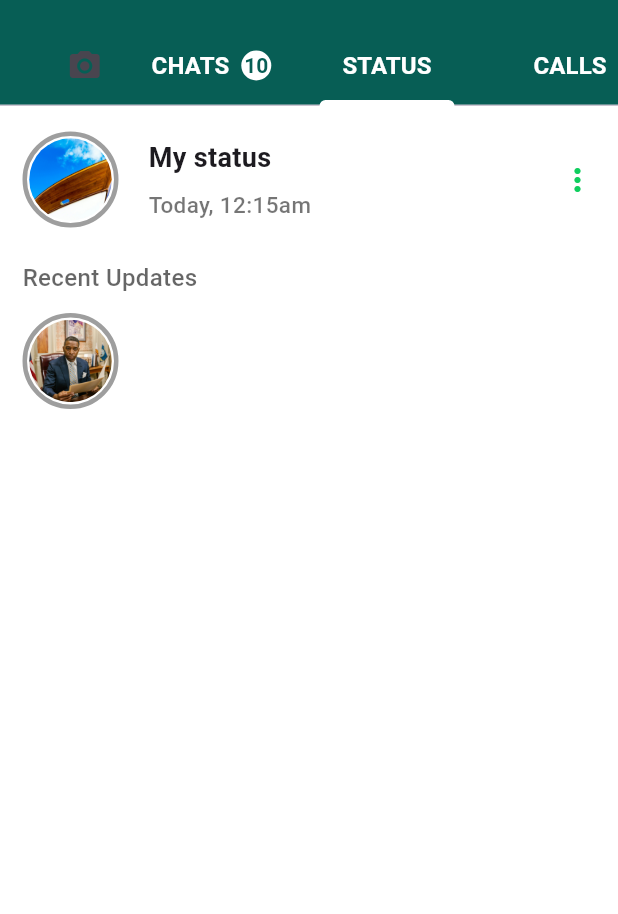
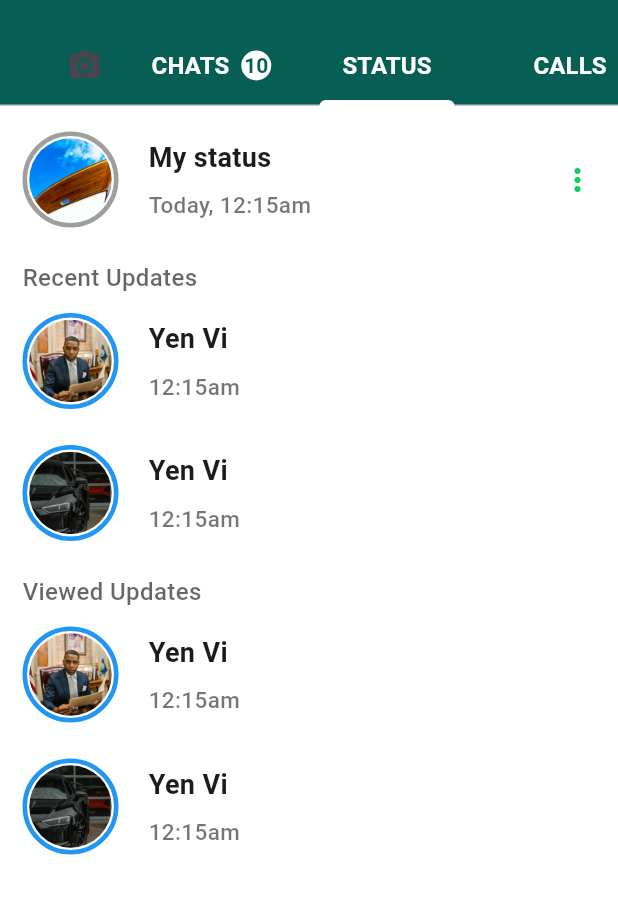
Before and after one commit to QDuyPhan/whatsapp_clone, a Flutter app: the screen it shows after launch, tab 2 chosen, on a phone screen of 412 x 824 dp, the part 74-988 px from its top. Run offline on Flutter 3.47's test engine with Material 3 defaults, Android fonts, the phone set to English and light mode, and no system bars.

Commit message:
feat: Add CallsWidget and update HomePage and StatusWidget
- Added a new CallsWidget to display call history.
- Updated the HomePage to include the CallsWidget.
- Updated the StatusWidget to display status updates with user profiles and timestamps.
- Added new status images to the assets.

```diff
--- a/lib/pages/HomePage.dart
+++ b/lib/pages/HomePage.dart
@@ -1,4 +1,5 @@
 import 'package:flutter/material.dart';
+import 'package:whatsapp_clone/widgets/CallsWidget.dart';
 import 'package:whatsapp_clone/widgets/ChatsWidget.dart';
 
 import '../widgets/StatusWidget.dart';
@@ -161,7 +162,7 @@ class HomePage extends StatelessWidget {
                   Container(color: Colors.black),
                   ChatsWidget(),
                   StatusWidget(),
-                  Container(color: Colors.black),
+                  CallsWidget(),
                 ],
               ),
             ),
--- a/lib/widgets/StatusWidget.dart
+++ b/lib/widgets/StatusWidget.dart
@@ -73,6 +73,7 @@ class StatusWidget extends StatelessWidget {
                 ),
               ),
             ),
+            for (int i = 2; i < 4; i++)
               Container(
                 margin: EdgeInsets.symmetric(vertical: 12),
                 child: Row(
@@ -81,16 +82,101 @@ class StatusWidget extends StatelessWidget {
                       padding: EdgeInsets.all(1.5),
                       decoration: BoxDecoration(
                         borderRadius: BorderRadius.circular(40),
-                      border: Border.all(color: Colors.grey, width: 3),
+                        border: Border.all(color: Colors.blue, width: 3),
                       ),
                       child: ClipRRect(
                         borderRadius: BorderRadius.circular(40),
                         child: Image.asset(
-                        "assets/images/status2.jpg",
+                          "assets/images/status$i.jpg",
                           height: 55,
                           width: 55,
                           fit: BoxFit.cover,
                         ),
+                      ),
+                    ),
+                    Padding(
+                      padding: EdgeInsets.only(left: 20),
+                      child: Column(
+                        crossAxisAlignment: CrossAxisAlignment.start,
+                        children: [
+                          Text(
+                            "Yen Vi",
+                            style: TextStyle(
+                              fontSize: 18,
+                              fontWeight: FontWeight.bold,
+                            ),
+                          ),
+                          SizedBox(height: 8),
+                          Text(
+                            "12:15am",
+                            style: TextStyle(
+                              fontSize: 15,
+                              color: Colors.black54,
+                              fontWeight: FontWeight.w500,
+                            ),
+                          ),
+                        ],
+                      ),
+                    ),
+                  ],
+                ),
+              ),
+
+            SizedBox(height: 10),
+            Container(
+              alignment: Alignment.centerLeft,
+              child: Text(
+                "Viewed Updates",
+                style: TextStyle(
+                  color: Colors.black.withOpacity(0.6),
+                  fontWeight: FontWeight.w500,
+                  fontSize: 16,
+                ),
+              ),
+            ),
+            for (int i = 2; i < 4; i++)
+              Container(
+                margin: EdgeInsets.symmetric(vertical: 12),
+                child: Row(
+                  children: [
+                    Container(
+                      padding: EdgeInsets.all(1.5),
+                      decoration: BoxDecoration(
+                        borderRadius: BorderRadius.circular(40),
+                        border: Border.all(color: Colors.blue, width: 3),
+                      ),
+                      child: ClipRRect(
+                        borderRadius: BorderRadius.circular(40),
+                        child: Image.asset(
+                          "assets/images/status$i.jpg",
+                          height: 55,
+                          width: 55,
+                          fit: BoxFit.cover,
+                        ),
+                      ),
+                    ),
+                    Padding(
+                      padding: EdgeInsets.only(left: 20),
+                      child: Column(
+                        crossAxisAlignment: CrossAxisAlignment.start,
+                        children: [
+                          Text(
+                            "Yen Vi",
+                            style: TextStyle(
+                              fontSize: 18,
+                              fontWeight: FontWeight.bold,
+                            ),
+                          ),
+                          SizedBox(height: 8),
+                          Text(
+                            "12:15am",
+                            style: TextStyle(
+                              fontSize: 15,
+                              color: Colors.black54,
+                              fontWeight: FontWeight.w500,
+                            ),
+                          ),
+                        ],
                       ),
                     ),
                   ],
```
Also changed, not shown: lib/widgets/CallsWidget.dart (added, +50 -0 lines), assets/images/status3.jpg (added). Lines whose indentation alone changed are shown as unchanged.
